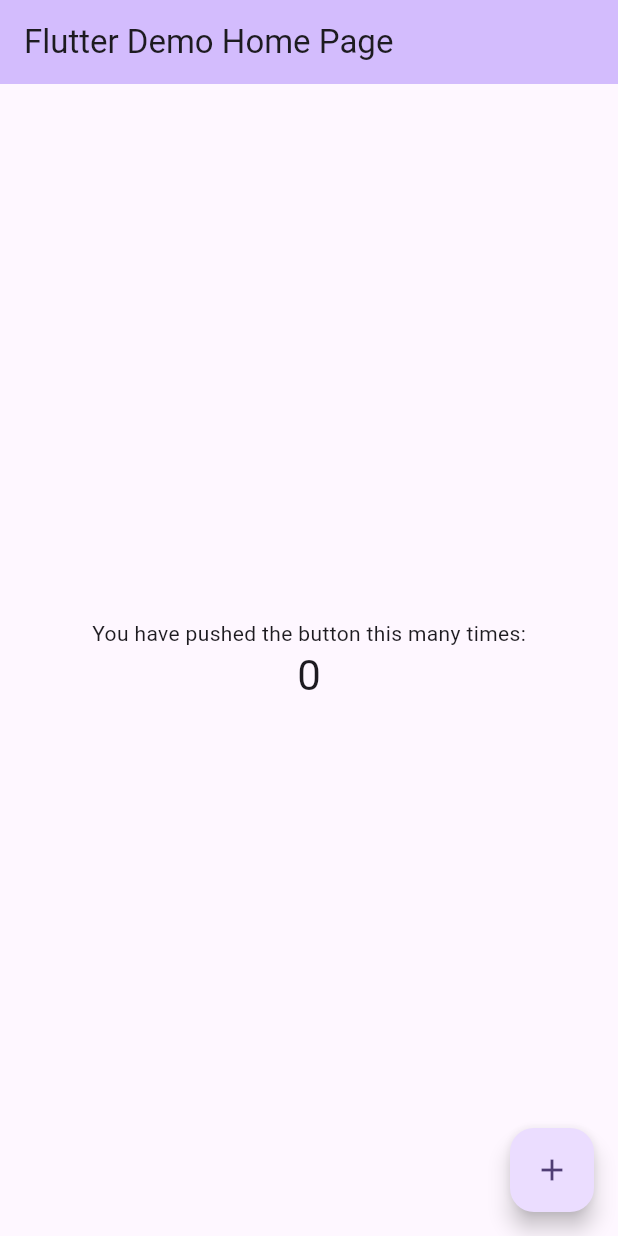
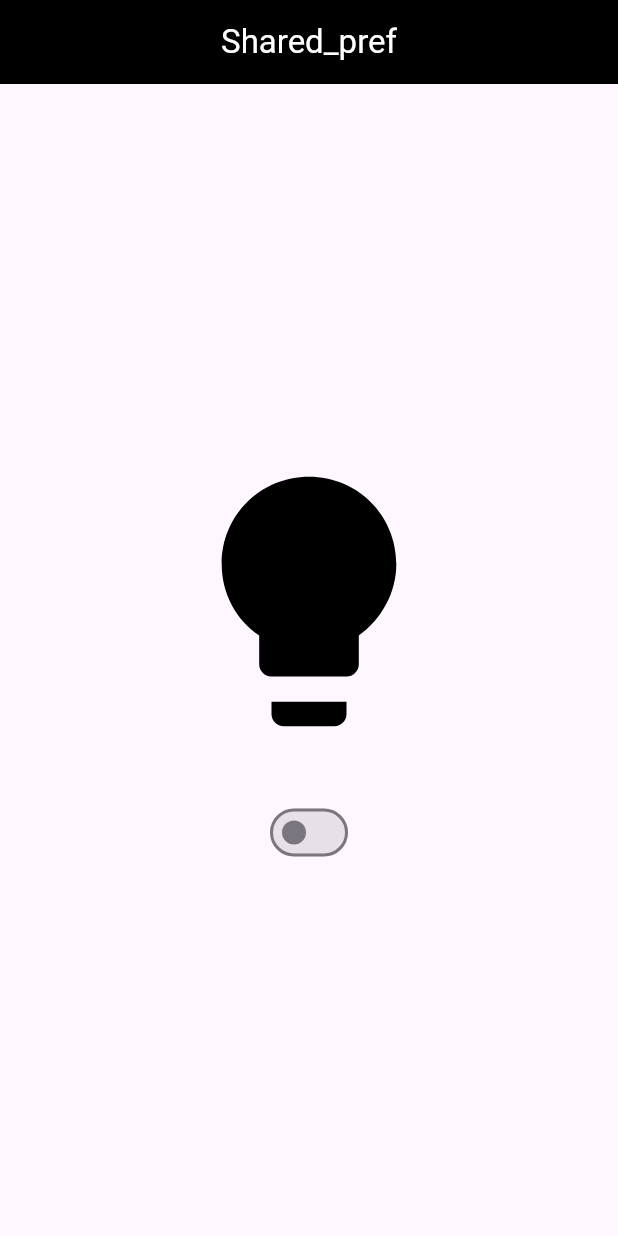
Before and after one commit to sadiqawan/sharedprefrance_nic_six_assgin, a Flutter app: the screen it shows after launch, on a phone screen of 412 x 824 dp. Run offline on Flutter 3.47's test engine with Material 3 defaults, Android fonts, the phone set to English and light mode, and no system bars; our stand-ins replace shared_preferences.

Commit message:
sharedprefs added

```diff
--- a/lib/main.dart
+++ b/lib/main.dart
@@ -1,4 +1,5 @@
 import 'package:flutter/material.dart';
+import 'package:sharedprefrance_nic_six_assgin/screens/home_screen.dart';
 
 void main() {
   runApp(const MyApp());
@@ -11,115 +12,13 @@ class MyApp extends StatelessWidget {
   @override
   Widget build(BuildContext context) {
     return MaterialApp(
+      debugShowCheckedModeBanner: false,
       title: 'Flutter Demo',
       theme: ThemeData(
-        // This is the theme of your application.
-        //
-        // TRY THIS: Try running your application with "flutter run". You'll see
-        // the application has a purple toolbar. Then, without quitting the app,
-        // try changing the seedColor in the colorScheme below to Colors.green
-        // and then invoke "hot reload" (save your changes or press the "hot
-        // reload" button in a Flutter-supported IDE, or press "r" if you used
-        // the command line to start the app).
-        //
-        // Notice that the counter didn't reset back to zero; the application
-        // state is not lost during the reload. To reset the state, use hot
-        // restart instead.
-        //
-        // This works for code too, not just values: Most code changes can be
-        // tested with just a hot reload.
         colorScheme: ColorScheme.fromSeed(seedColor: Colors.deepPurple),
         useMaterial3: true,
       ),
-      home: const MyHomePage(title: 'Flutter Demo Home Page'),
+      home: const HomeScreen(),
     );
   }
 }
-
-class MyHomePage extends StatefulWidget {
-  const MyHomePage({super.key, required this.title});
-
-  // This widget is the home page of your application. It is stateful, meaning
-  // that it has a State object (defined below) that contains fields that affect
-  // how it looks.
-
-  // This class is the configuration for the state. It holds the values (in this
-  // case the title) provided by the parent (in this case the App widget) and
-  // used by the build method of the State. Fields in a Widget subclass are
-  // always marked "final".
-
-  final String title;
-
-  @override
-  State<MyHomePage> createState() => _MyHomePageState();
-}
-
-class _MyHomePageState extends State<MyHomePage> {
-  int _counter = 0;
-
-  void _incrementCounter() {
-    setState(() {
-      // This call to setState tells the Flutter framework that something has
-      // changed in this State, which causes it to rerun the build method below
-      // so that the display can reflect the updated values. If we changed
-      // _counter without calling setState(), then the build method would not be
-      // called again, and so nothing would appear to happen.
-      _counter++;
-    });
-  }
-
-  @override
-  Widget build(BuildContext context) {
-    // This method is rerun every time setState is called, for instance as done
-    // by the _incrementCounter method above.
-    //
-    // The Flutter framework has been optimized to make rerunning build methods
-    // fast, so that you can just rebuild anything that needs updating rather
-    // than having to individually change instances of widgets.
-    return Scaffold(
-      appBar: AppBar(
-        // TRY THIS: Try changing the color here to a specific color (to
-        // Colors.amber, perhaps?) and trigger a hot reload to see the AppBar
-        // change color while the other colors stay the same.
-        backgroundColor: Theme.of(context).colorScheme.inversePrimary,
-        // Here we take the value from the MyHomePage object that was created by
-        // the App.build method, and use it to set our appbar title.
-        title: Text(widget.title),
-      ),
-      body: Center(
-        // Center is a layout widget. It takes a single child and positions it
-        // in the middle of the parent.
-        child: Column(
-          // Column is also a layout widget. It takes a list of children and
-          // arranges them vertically. By default, it sizes itself to fit its
-          // children horizontally, and tries to be as tall as its parent.
-          //
-          // Column has various properties to control how it sizes itself and
-          // how it positions its children. Here we use mainAxisAlignment to
-          // center the children vertically; the main axis here is the vertical
-          // axis because Columns are vertical (the cross axis would be
-          // horizontal).
-          //
-          // TRY THIS: Invoke "debug painting" (choose the "Toggle Debug Paint"
-          // action in the IDE, or press "p" in the console), to see the
-          // wireframe for each widget.
-          mainAxisAlignment: MainAxisAlignment.center,
-          children: <Widget>[
-            const Text(
-              'You have pushed the button this many times:',
-            ),
-            Text(
-              '$_counter',
-              style: Theme.of(context).textTheme.headlineMedium,
-            ),
-          ],
-        ),
-      ),
-      floatingActionButton: FloatingActionButton(
-        onPressed: _incrementCounter,
-        tooltip: 'Increment',
-        child: const Icon(Icons.add),
-      ), // This trailing comma makes auto-formatting nicer for build methods.
-    );
-  }
-}
--- /dev/null
+++ b/lib/screens/home_screen.dart
@@ -0,0 +1,69 @@
+import 'package:flutter/material.dart';
+import 'package:shared_preferences/shared_preferences.dart';
+
+class HomeScreen extends StatefulWidget {
+  const HomeScreen({Key? key}) : super(key: key);
+
+  @override
+  State<HomeScreen> createState() => _HomeScreenState();
+}
+
+class _HomeScreenState extends State<HomeScreen> {
+   bool status = false;
+
+  @override
+  void initState() {
+    //("INIT Function Called");
+    readStatus();
+    super.initState();
+  }
+
+  readStatus() async {
+    final pref = await SharedPreferences.getInstance();
+    status = await pref.getBool('status') ?? false;
+    setState(() {});
+  }
+
+  setStatus(bool value) async {
+    final pref = await SharedPreferences.getInstance();
+
+    status = await pref.setBool('status', value);
+  }
+
+  @override
+  Widget build(BuildContext context) {
+    return Scaffold(
+      appBar: AppBar(
+        title: const Center(
+          child: Text(
+            'Shared_pref',
+            style: TextStyle(color: Colors.white),
+          ),
+        ),
+        backgroundColor: Colors.black,
+      ),
+      body: Center(
+        child: Column(
+          mainAxisAlignment: MainAxisAlignment.center,
+          children: [
+            Icon(
+              Icons.lightbulb,
+              size: 200,
+              color: status ? Colors.amberAccent : Colors.black,
+            ),
+            const SizedBox(
+              height: 30,
+            ),
+            Switch(
+                value: status,
+                onChanged: (value) {
+                  setState(() {
+                    status = value;
+                  });
+                })
+          ],
+        ),
+      ),
+    );
+  }
+}
--- a/pubspec.yaml
+++ b/pubspec.yaml
@@ -35,6 +35,7 @@ dependencies:
   # The following adds the Cupertino Icons font to your application.
   # Use with the CupertinoIcons class for iOS style icons.
   cupertino_icons: ^1.0.2
+  shared_preferences: ^2.2.2
 
 dev_dependencies:
   flutter_test:
```
Also changed, not shown: pubspec.lock.
